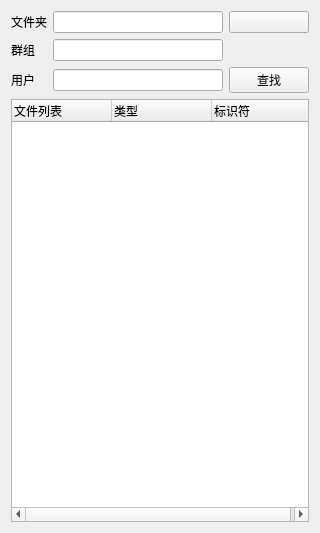
Old version of the form testBaiduFaceAPI/DBTreeManager.ui in the repository hybtalented/testBaiduFaceAPI.
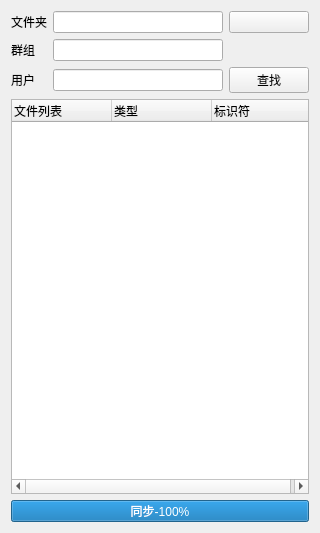
New version of the form. Icons and pictures are not drawn.

Commit message: 添加远程数据库同步功能

What changed in the file:
```diff
--- a/testBaiduFaceAPI/DBTreeManager.ui
+++ b/testBaiduFaceAPI/DBTreeManager.ui
@@ -95,6 +95,28 @@
      </column>
     </widget>
    </item>
+   <item>
+    <widget class="QProgressBar" name="syncProgress">
+     <property name="maximum">
+      <number>100</number>
+     </property>
+     <property name="value">
+      <number>100</number>
+     </property>
+     <property name="alignment">
+      <set>Qt::AlignLeading|Qt::AlignLeft|Qt::AlignVCenter</set>
+     </property>
+     <property name="invertedAppearance">
+      <bool>false</bool>
+     </property>
+     <property name="textDirection">
+      <enum>QProgressBar::TopToBottom</enum>
+     </property>
+     <property name="format">
+      <string>同步-%p%</string>
+     </property>
+    </widget>
+   </item>
   </layout>
  </widget>
  <resources>
```
The commit also changes 19 other files.
